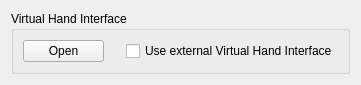
Qt form myogestic/gui/widgets/visual_interfaces/virtual_hand_interface/ui/setup.ui (NsquaredLab/MyoGestic) before a commit.
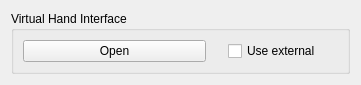
The same form after that commit.

Commit message: Update visual interface UIs

Patch:
```diff
--- a/myogestic/gui/widgets/visual_interfaces/virtual_hand_interface/ui/setup.ui
+++ b/myogestic/gui/widgets/visual_interfaces/virtual_hand_interface/ui/setup.ui
@@ -23,11 +23,11 @@
       <item row="0" column="4">
        <widget class="QCheckBox" name="useExternalVirtualHandInterfaceCheckBox">
         <property name="text">
-         <string>Use external Virtual Hand Interface</string>
+         <string>Use external</string>
         </property>
        </widget>
       </item>
-      <item row="0" column="3">
+      <item row="0" column="2">
        <widget class="QWidget" name="virtualHandInterfaceStatusWidget" native="true">
         <property name="sizePolicy">
          <sizepolicy hsizetype="Fixed" vsizetype="Fixed">
@@ -56,6 +56,22 @@
         </property>
        </widget>
       </item>
+      <item row="0" column="5">
+       <spacer name="horizontalSpacer">
+        <property name="orientation">
+         <enum>Qt::Orientation::Horizontal</enum>
+        </property>
+        <property name="sizeType">
+         <enum>QSizePolicy::Policy::Fixed</enum>
+        </property>
+        <property name="sizeHint" stdset="0">
+         <size>
+          <width>17</width>
+          <height>20</height>
+         </size>
+        </property>
+       </spacer>
+      </item>
      </layout>
     </widget>
    </item>
```
The commit also changes 3 other files.
